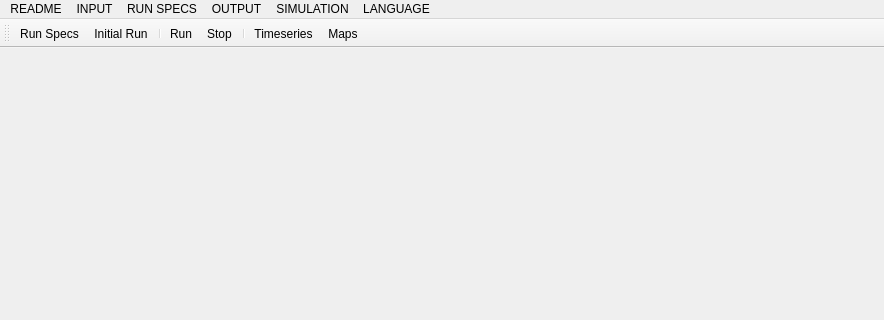
Above: uis/qtdesigners/stella.ui from uttu90/stella before the change; both pictures show x 0 to 884 and y 0 to 320 of the 884 by 550 pixel window. Below: the same form after it.
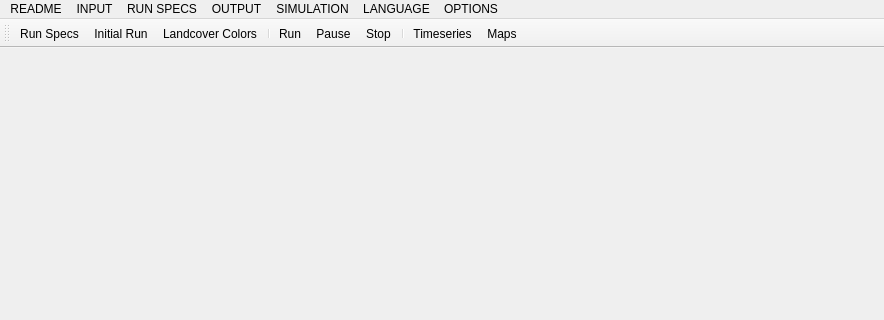
That is the form after the change. Icons and pictures are not drawn.

Patch:
```diff
--- a/uis/qtdesigners/stella.ui
+++ b/uis/qtdesigners/stella.ui
@@ -80,12 +80,19 @@
     <addaction name="actionEnglish"/>
     <addaction name="actionVietnamese"/>
    </widget>
+   <widget class="QMenu" name="menuOPTIONS">
+    <property name="title">
+     <string>OPTIONS</string>
+    </property>
+    <addaction name="actionLandcover_colors"/>
+   </widget>
    <addaction name="menuREADME"/>
    <addaction name="menuINPUT"/>
    <addaction name="menuRUN_SPECS"/>
    <addaction name="menuOUTPUT"/>
    <addaction name="menuSIMULATION"/>
    <addaction name="menuLANGUAGE"/>
+   <addaction name="menuOPTIONS"/>
   </widget>
   <widget class="QStatusBar" name="statusbar"/>
   <widget class="QToolBar" name="toolBar">
@@ -100,8 +107,10 @@
    </attribute>
    <addaction name="actionRun_Specs"/>
    <addaction name="actionInitial_Run"/>
+   <addaction name="actionLandcover_colors"/>
    <addaction name="separator"/>
    <addaction name="actionRun"/>
+   <addaction name="actionPause"/>
    <addaction name="actionStop"/>
    <addaction name="separator"/>
    <addaction name="actionTimeseries"/>
@@ -197,6 +206,19 @@
     <string>Vietnamese</string>
    </property>
   </action>
+  <action name="actionPause">
+   <property name="checkable">
+    <bool>true</bool>
+   </property>
+   <property name="text">
+    <string>Pause</string>
+   </property>
+  </action>
+  <action name="actionLandcover_colors">
+   <property name="text">
+    <string>Landcover Colors</string>
+   </property>
+  </action>
  </widget>
  <resources>
   <include location="images.qrc"/>
```
Left out of the diff: 6 changed lines with no effect on the pictures.
